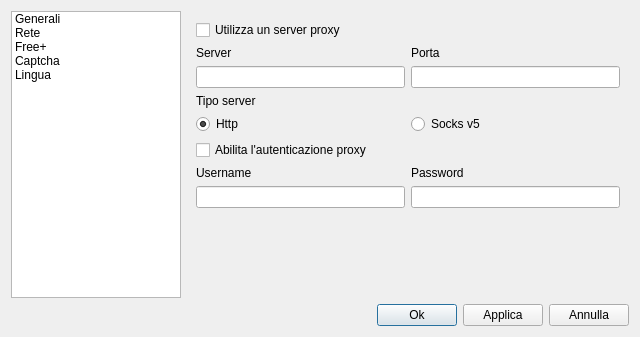
freesmee/freesmee-desktop, file opzionidialog.ui: the form before one commit.
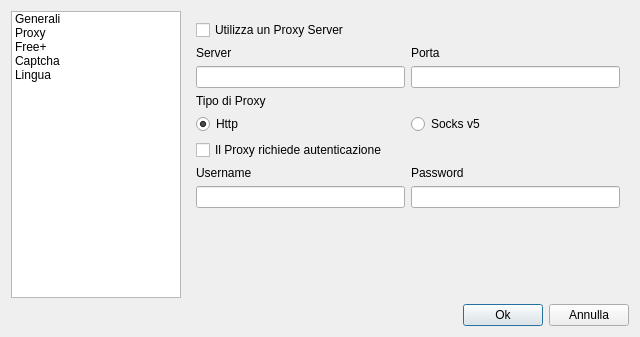
The form after the commit. The open tabs and pages were chosen to show the change. Icons and pictures are not drawn.

Commit message: - Nuovo sistema di Proxy. Più snello, più bug free - Risolto un problema con i proxy (Resolved Issue 138) - Rinominato Tab Proxy e messa la disabilitazione dei campi che non vengono usati. Rinominati alcuni campi per essere più comprensibili. - Tab Proxy delle opzioni visibile solo nella schermata di login. - Migliorato il logout-login (Resolved Issue 140)

What changed in the file:
```diff
--- a/opzionidialog.ui
+++ b/opzionidialog.ui
@@ -58,7 +58,7 @@
          </item>
          <item>
           <property name="text">
-           <string>Rete</string>
+           <string>Proxy</string>
           </property>
           <property name="icon">
            <iconset resource="resources.qrc">
@@ -205,7 +205,7 @@
              <item>
               <widget class="QCheckBox" name="CheckUsaProxy">
                <property name="text">
-                <string>Utilizza un server proxy</string>
+                <string>Utilizza un Proxy Server</string>
                </property>
               </widget>
              </item>
@@ -236,7 +236,7 @@
              <item>
               <widget class="QLabel" name="label_6">
                <property name="text">
-                <string>Tipo server</string>
+                <string>Tipo di Proxy</string>
                </property>
               </widget>
              </item>
@@ -264,7 +264,7 @@
              <item>
               <widget class="QCheckBox" name="usaAutenticazione">
                <property name="text">
-                <string>Abilita l'autenticazione proxy</string>
+                <string>Il Proxy richiede autenticazione</string>
                </property>
               </widget>
              </item>
@@ -556,23 +556,6 @@
          </property>
         </widget>
        </item>
-       <item>
-        <widget class="QPushButton" name="applicaButton">
-         <property name="text">
-          <string>Applica</string>
-         </property>
-         <property name="icon">
-          <iconset resource="resources.qrc">
-           <normaloff>:/resource/salva.png</normaloff>:/resource/salva.png</iconset>
-         </property>
-         <property name="iconSize">
-          <size>
-           <width>16</width>
-           <height>16</height>
-          </size>
-         </property>
-        </widget>
-       </item>
        <item>
         <widget class="QPushButton" name="annullaButton">
          <property name="text">
```
Left out of the diff: 4 changed lines with no effect on the pictures. The commit also changes 32 other files.
